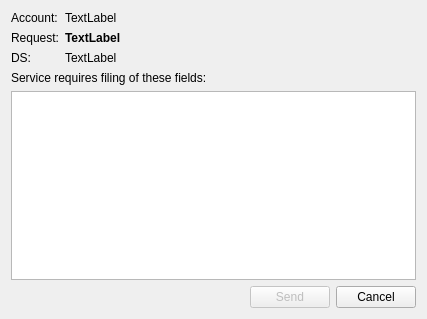
Qt form src/gov_services/ui/dlg_gov_service.ui (psakar/datovka) before a commit.
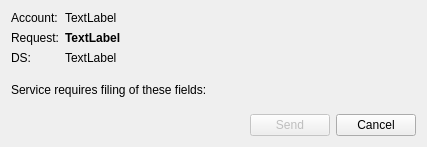
The same form after that commit. Icons and pictures are not drawn.

Commit message: Used line edit layout instead of tableview

```diff
--- a/src/gov_services/ui/dlg_gov_service.ui
+++ b/src/gov_services/ui/dlg_gov_service.ui
@@ -7,7 +7,7 @@
     <x>0</x>
     <y>0</y>
     <width>427</width>
-    <height>319</height>
+    <height>147</height>
    </rect>
   </property>
   <property name="windowTitle">
@@ -84,35 +84,7 @@
     </widget>
    </item>
    <item>
-    <widget class="QTableView" name="govFormTableView">
-     <property name="selectionMode">
-      <enum>QAbstractItemView::SingleSelection</enum>
-     </property>
-     <property name="selectionBehavior">
-      <enum>QAbstractItemView::SelectRows</enum>
-     </property>
-     <property name="showGrid">
-      <bool>true</bool>
-     </property>
-     <property name="gridStyle">
-      <enum>Qt::DotLine</enum>
-     </property>
-     <attribute name="horizontalHeaderVisible">
-      <bool>false</bool>
-     </attribute>
-     <attribute name="horizontalHeaderHighlightSections">
-      <bool>false</bool>
-     </attribute>
-     <attribute name="horizontalHeaderStretchLastSection">
-      <bool>true</bool>
-     </attribute>
-     <attribute name="verticalHeaderVisible">
-      <bool>false</bool>
-     </attribute>
-     <attribute name="verticalHeaderHighlightSections">
-      <bool>false</bool>
-     </attribute>
-    </widget>
+    <layout class="QFormLayout" name="formGovLayout"/>
    </item>
    <item>
     <layout class="QHBoxLayout" name="horizontalLayout">
```
The commit also changes 5 other files.
